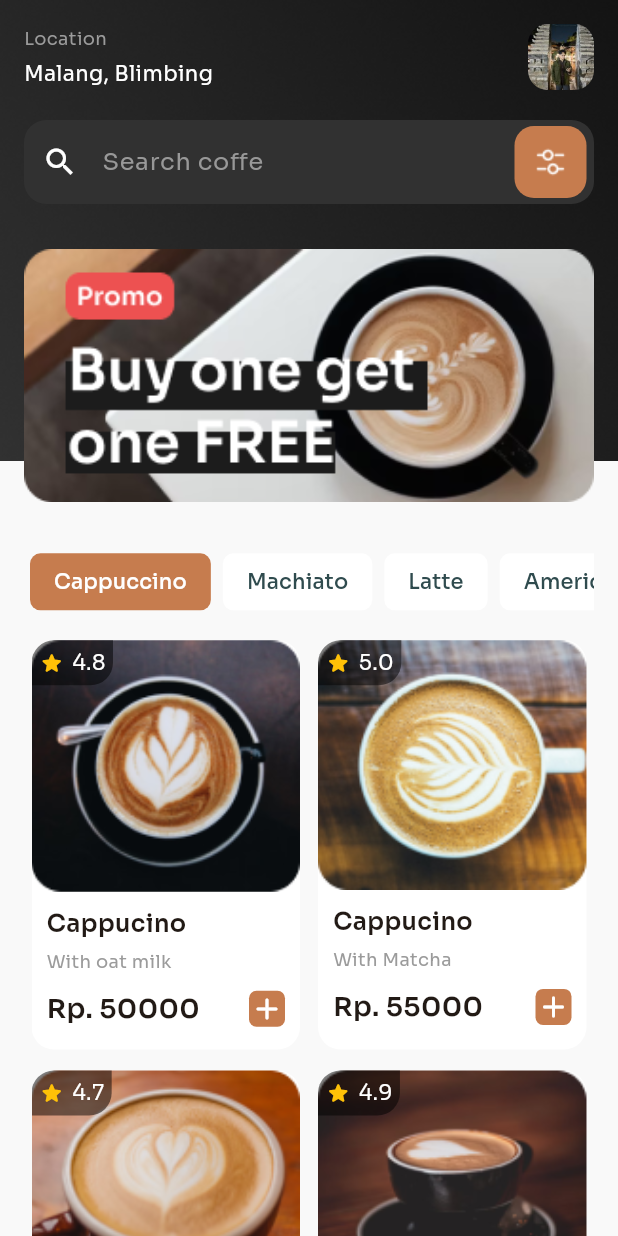
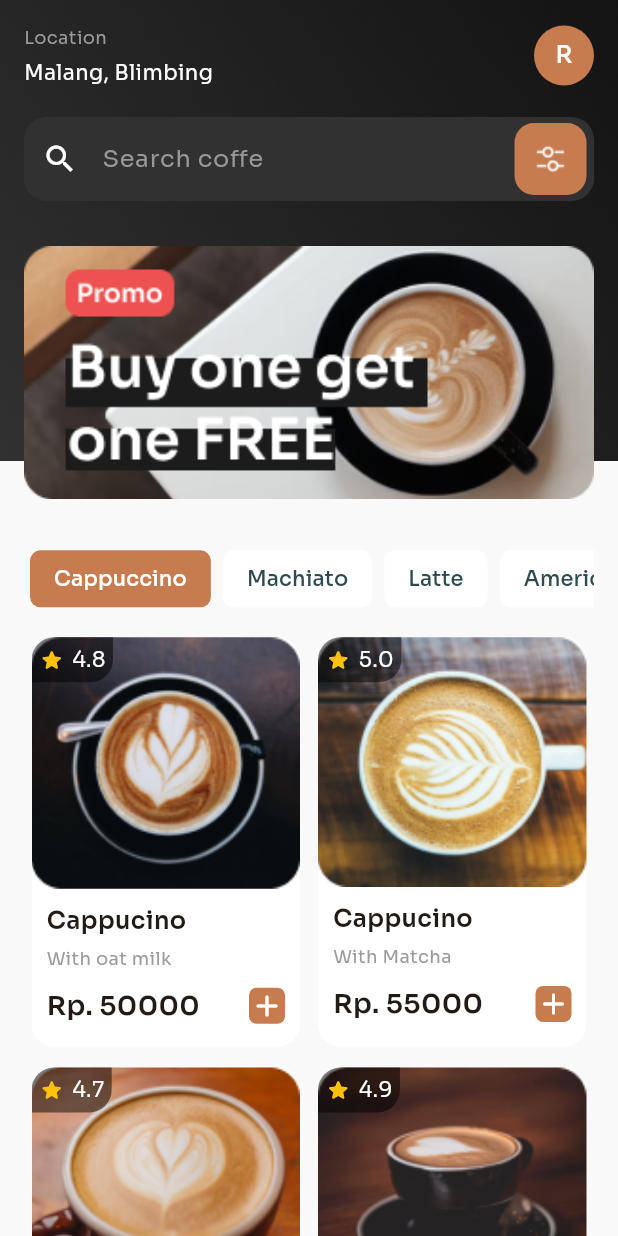
Before and after one commit to rafiiAP/coffe_shop, a Flutter app: the MyHomePage screen opened directly, on a phone screen of 412 x 824 dp. Run offline on Flutter 3.47's test engine with Material 3 defaults, Android fonts, the phone set to English and light mode, and no system bars; drawn by our look-alikes of buttons_tabbar; our stand-ins replace get, google_fonts.

Commit message:
update ui

```diff
--- a/lib/page/home.dart
+++ b/lib/page/home.dart
@@ -53,11 +53,11 @@ class MyHomePage extends StatelessWidget {
                               ),
                             ],
                           ),
-                          ClipRRect(
-                            borderRadius: BorderRadius.circular(13),
-                            child: Image.asset(
-                              'assets/images/rafii.jpg',
-                              width: 44,
+                          CircleAvatar(
+                            foregroundColor: AppColor.white,
+                            backgroundColor: AppColor.primary,
+                            child: W.textBody(
+                              'R',
                             ),
                           )
                         ],
```
